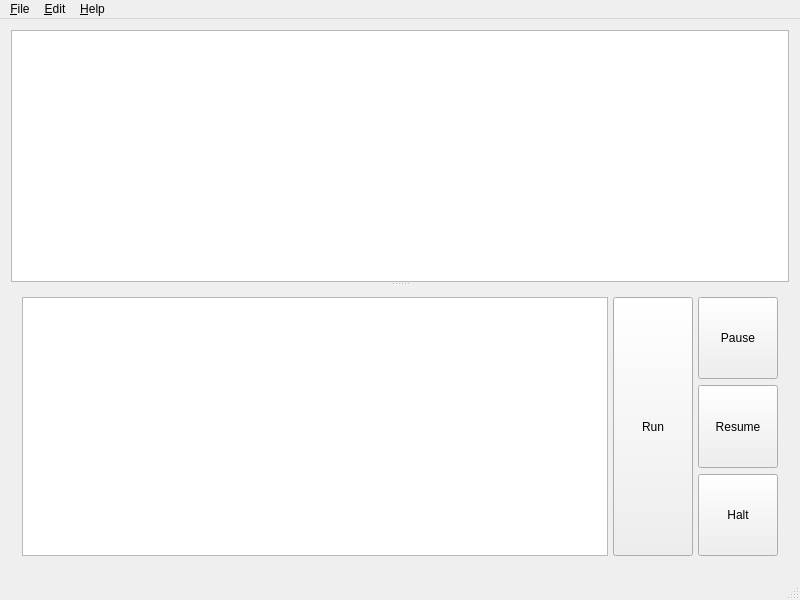
Qt form forms/mainwindow.ui (damaki/Turtyl) before a commit.
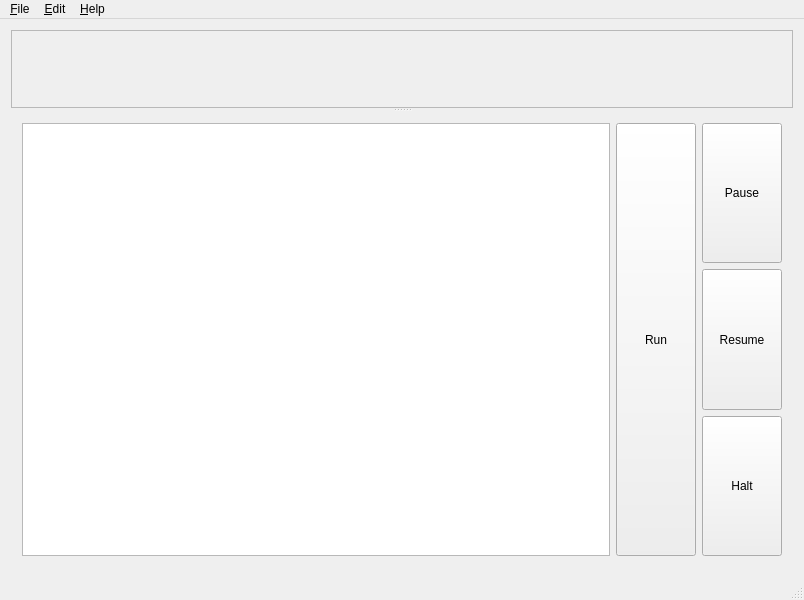
The same form after that commit.

Commit message: Replace QGraphicsView with a custom widget.

What changed in the file:
```diff
--- a/forms/mainwindow.ui
+++ b/forms/mainwindow.ui
@@ -17,55 +17,56 @@
    <bool>false</bool>
   </property>
   <widget class="QWidget" name="centralWidget">
-   <layout class="QVBoxLayout" name="verticalLayout">
+   <layout class="QVBoxLayout" name="verticalLayout_2">
     <item>
      <widget class="QSplitter" name="splitter">
       <property name="orientation">
        <enum>Qt::Vertical</enum>
       </property>
-      <widget class="QGraphicsView" name="graphicsView">
+      <property name="opaqueResize">
+       <bool>true</bool>
+      </property>
+      <widget class="QScrollArea" name="scrollArea">
        <property name="sizePolicy">
-        <sizepolicy hsizetype="Expanding" vsizetype="Expanding">
+        <sizepolicy hsizetype="Expanding" vsizetype="MinimumExpanding">
          <horstretch>0</horstretch>
          <verstretch>0</verstretch>
         </sizepolicy>
        </property>
-       <property name="backgroundBrush">
-        <brush brushstyle="SolidPattern">
-         <color alpha="255">
-          <red>0</red>
-          <green>0</green>
-          <blue>0</blue>
-         </color>
-        </brush>
+       <property name="minimumSize">
+        <size>
+         <width>782</width>
+         <height>78</height>
+        </size>
        </property>
-       <property name="foregroundBrush">
-        <brush brushstyle="NoBrush">
-         <color alpha="255">
-          <red>0</red>
-          <green>0</green>
-          <blue>0</blue>
-         </color>
-        </brush>
+       <property name="baseSize">
+        <size>
+         <width>0</width>
+         <height>0</height>
+        </size>
        </property>
-       <property name="renderHints">
-        <set>QPainter::TextAntialiasing</set>
+       <property name="sizeAdjustPolicy">
+        <enum>QAbstractScrollArea::AdjustToContentsOnFirstShow</enum>
        </property>
-       <property name="dragMode">
-        <enum>QGraphicsView::ScrollHandDrag</enum>
+       <property name="widgetResizable">
+        <bool>true</bool>
        </property>
-       <property name="resizeAnchor">
-        <enum>QGraphicsView::AnchorViewCenter</enum>
+       <property name="alignment">
+        <set>Qt::AlignCenter</set>
        </property>
+       <widget class="QWidget" name="scrollAreaWidgetContents">
+        <property name="geometry">
+         <rect>
+          <x>0</x>
+          <y>0</y>
+          <width>780</width>
+          <height>76</height>
+         </rect>
+        </property>
+       </widget>
       </widget>
-      <widget class="QWidget" name="layoutWidget">
+      <widget class="QWidget" name="">
        <layout class="QHBoxLayout" name="horizontalLayout">
-        <property name="spacing">
-         <number>5</number>
-        </property>
-        <property name="sizeConstraint">
-         <enum>QLayout::SetDefaultConstraint</enum>
-        </property>
         <item>
          <widget class="QPlainTextEdit" name="cmdEdit">
           <property name="sizePolicy">
@@ -74,6 +75,12 @@
             <verstretch>0</verstretch>
            </sizepolicy>
           </property>
+          <property name="minimumSize">
+           <size>
+            <width>0</width>
+            <height>0</height>
+           </size>
+          </property>
           <property name="baseSize">
            <size>
             <width>0</width>
@@ -88,12 +95,18 @@
           <property name="tabChangesFocus">
            <bool>true</bool>
           </property>
+          <property name="backgroundVisible">
+           <bool>false</bool>
+          </property>
+          <property name="centerOnScroll">
+           <bool>false</bool>
+          </property>
          </widget>
         </item>
         <item>
          <widget class="QPushButton" name="runButton">
           <property name="sizePolicy">
-           <sizepolicy hsizetype="Minimum" vsizetype="Minimum">
+           <sizepolicy hsizetype="Minimum" vsizetype="Preferred">
             <horstretch>0</horstretch>
             <verstretch>0</verstretch>
            </sizepolicy>
@@ -104,10 +117,7 @@
          </widget>
         </item>
         <item>
-         <layout class="QVBoxLayout" name="verticalLayout_2">
-          <property name="spacing">
-           <number>6</number>
-          </property>
+         <layout class="QVBoxLayout" name="verticalLayout">
           <item>
            <widget class="QPushButton" name="pauseButton">
             <property name="sizePolicy">
```
The commit also changes 13 other files.
